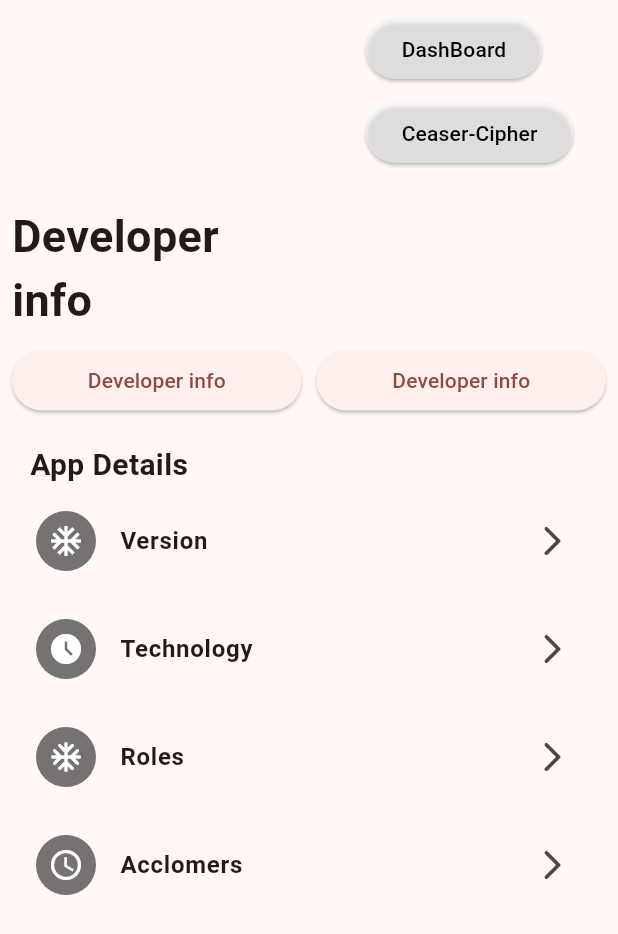
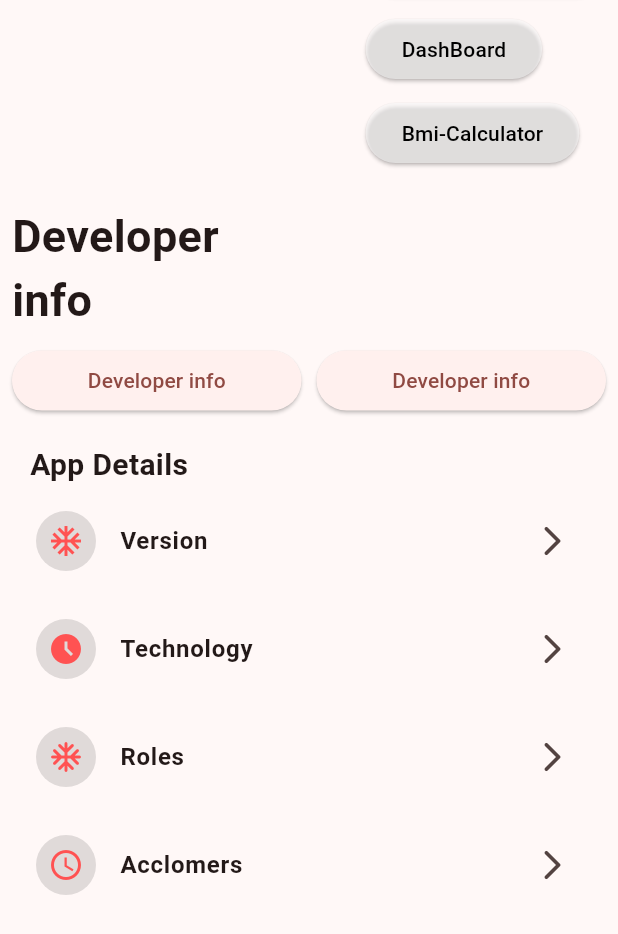
Before and after one commit to mamunZcode/dart_app, a Flutter app: the NewDeveloper screen opened by its route, on a phone screen of 412 x 824 dp, the part 302-1236 px from its top. Run offline on Flutter 3.47's test engine with Material 3 defaults, Android fonts, the phone set to English and light mode, and no system bars; our stand-ins replace settings_ui, shared_preferences; missing offline and left inert: flutter_highlighter; accounts and stored records are empty; Roboto replaces fonts that are missing (comic).

Commit message:
New Developer ScreenAdd

```diff
--- a/lib/screen/new_developer.dart
+++ b/lib/screen/new_developer.dart
@@ -1,11 +1,15 @@
-import 'dart:ui';
+import 'package:flutter/material.dart';
+import 'package:url_launcher/link.dart';
 
-import 'package:flutter/material.dart';
-
-class NewDeveloper extends StatelessWidget {
+class NewDeveloper extends StatefulWidget {
   static const id = 'New_Developer_Screen';
   const NewDeveloper({super.key});
 
+  @override
+  State<NewDeveloper> createState() => _NewDeveloperState();
+}
+
+class _NewDeveloperState extends State<NewDeveloper> {
   @override
   Widget build(BuildContext context) {
     return Scaffold(
@@ -49,27 +53,70 @@ class NewDeveloper extends StatelessWidget {
                     ),
                     Padding(
                       padding: const EdgeInsets.only(bottom: 8.0, right: 8.0),
-                      child: ElevatedButton(onPressed: () {}, child: Text('C-LearningApp',style: TextStyle(color: Colors.black),),style: ButtonStyle(backgroundColor: MaterialStateProperty.all(Colors.white54,) ),),
+                      child: Link(
+                        target: LinkTarget.blank,
+                        uri: Uri.parse('https://c-app-eight.vercel.app/'),
+                        builder: (context, followLink) => ElevatedButton(
+                          onPressed: followLink,
+                          child: Text(
+                            'C-LearningApp',
+                            style: TextStyle(color: Colors.black),
+                          ),
+                          style: ButtonStyle(
+                              backgroundColor: MaterialStateProperty.all(
+                            Colors.white54,
+                          )),
+                        ),
+                      ),
                     ),
                     Padding(
                       padding: const EdgeInsets.only(bottom: 8.0, right: 8.0),
-                      child: ElevatedButton(onPressed: () {}, child: Text('Dart-LearningApp',
-                          style: TextStyle(color: Colors.black)),style: ButtonStyle(backgroundColor: MaterialStateProperty.all(Colors.white54,))),
+                      child: Link(
+                        target: LinkTarget.blank,
+                        uri: Uri.parse('https://play.google.com/store/apps/details?id=com.mbsoft.dart_app&hl=en'),
+                        builder: (context, followLink) => ElevatedButton(
+                            onPressed: followLink,
+                            child: Text('Dart-LearningApp', style: TextStyle(color: Colors.black)),
+                            style: ButtonStyle(
+                                backgroundColor: MaterialStateProperty.all(
+                              Colors.white54,
+                            ))),
+                      ),
                     ),
                     Padding(
                       padding: const EdgeInsets.only(bottom: 8.0, right: 8.0),
-                      child: ElevatedButton(onPressed: () {}, child: Text('DashBoard',style: TextStyle(color: Colors.black)),style: ButtonStyle(backgroundColor: MaterialStateProperty.all(Colors.white54,))),
+                      child: Link(
+                        target: LinkTarget.blank,
+                        uri: Uri.parse('https://firebase-dashboard-six.vercel.app/'),
+                        builder: (context, followLink) => ElevatedButton(
+                            onPressed: followLink,
+                            child: Text('DashBoard', style: TextStyle(color: Colors.black)),
+                            style: ButtonStyle(
+                                backgroundColor: MaterialStateProperty.all(
+                              Colors.white54,
+                            ))),
+                      ),
                     ),
                     Padding(
                       padding: const EdgeInsets.only(bottom: 8.0, right: 8.0),
-                      child: ElevatedButton(onPressed: () {}, child: Text('Ceaser-Cipher',style: TextStyle(color: Colors.black)),style: ButtonStyle(backgroundColor: MaterialStateProperty.all(Colors.white54,))),
+                      child: Link(
+                        target: LinkTarget.blank,
+                        uri: Uri.parse('https://bmi-flutter-app.vercel.app/'),
+                        builder: (context, followLink) => ElevatedButton(
+                            onPressed: followLink,
+                            child: Text('Bmi-Calculator', style: TextStyle(color: Colors.black)),
+                            style: ButtonStyle(
+                                backgroundColor: MaterialStateProperty.all(
+                              Colors.white54,
+                            ))),
+                      ),
                     ),
                   ],
                 )
               ],
             ),
             //Text on left developer info
-          const  Padding(
+            const Padding(
               padding: const EdgeInsets.only(top: 15.0, left: 8.0),
               child: Text(
                 'Developer \ninfo',
@@ -93,7 +140,7 @@ class NewDeveloper extends StatelessWidget {
             ),
             //App details on left
             const Padding(
-              padding:  EdgeInsets.only(left: 20.0, top: 10.0),
+              padding: EdgeInsets.only(left: 20.0, top: 10.0),
               child: Text(
                 'App Details',
                 style: TextStyle(fontSize: 20, fontWeight: FontWeight.bold),
@@ -103,7 +150,7 @@ class NewDeveloper extends StatelessWidget {
               mainText: 'Version',
               leadingIcon: Icon(
                 Icons.ac_unit,
-                color: Colors.white,
+                color: Colors.redAccent,
               ),
               trailingIcon: Icon(Icons.arrow_forward_ios_rounded),
             ),
@@ -111,58 +158,31 @@ class NewDeveloper extends StatelessWidget {
                 mainText: 'Technology',
                 leadingIcon: Icon(
                   Icons.access_time_filled_sharp,
-                  color: Colors.white,
+                  color: Colors.redAccent,
                 ),
                 trailingIcon: Icon(Icons.arrow_forward_ios_rounded)),
             const ItemElement(
                 mainText: 'Roles',
                 leadingIcon: Icon(
                   Icons.ac_unit_rounded,
-                  color: Colors.white,
+                  color: Colors.redAccent,
                 ),
                 trailingIcon: Icon(Icons.arrow_forward_ios_rounded)),
             const ItemElement(
                 mainText: 'Acclomers',
                 leadingIcon: Icon(
                   Icons.access_time,
-                  color: Colors.white,
+                  color: Colors.redAccent,
                 ),
                 trailingIcon: Icon(Icons.arrow_forward_ios_rounded)),
             const ItemElement(
                 mainText: 'Bidata',
                 leadingIcon: Icon(
                   Icons.adb_outlined,
-                  color: Colors.white,
+                  color: Colors.redAccent,
                 ),
                 trailingIcon: Icon(Icons.arrow_forward_ios_rounded)),
-           const ItemElement(
-                mainText: 'Bidata',
-                leadingIcon: Icon(
-                  Icons.adb_outlined,
-                  color: Colors.white,
-                ),
-                trailingIcon: Icon(Icons.arrow_forward_ios_rounded)),
-          const ItemElement(
-                mainText: 'Bidata',
-                leadingIcon: Icon(
-                  Icons.adb_outlined,
-                  color: Colors.white,
-                ),
-                trailingIcon: Icon(Icons.arrow_forward_ios_rounded)),
-           const ItemElement(
-                mainText: 'Bidata',
-                leadingIcon: Icon(
-                  Icons.adb_outlined,
-                  color: Colors.white,
-                ),
-                trailingIcon: Icon(Icons.arrow_forward_ios_rounded)),
-           const ItemElement(
-                mainText: 'Bidata',
-                leadingIcon: Icon(
-                  Icons.adb_outlined,
-                  color: Colors.white,
-                ),
-                trailingIcon: Icon(Icons.arrow_forward_ios_rounded)),
+
             //icon and text on card
           ],
         ),
@@ -183,12 +203,12 @@ class ItemElement extends StatelessWidget {
       padding: const EdgeInsets.all(8.0),
       child: ListTile(
         leading: CircleAvatar(
+          backgroundColor: Colors.black12,
           child: leadingIcon,
-          backgroundColor: Colors.black54,
         ),
         title: Text(
           mainText,
-          style: TextStyle(fontWeight: FontWeight.bold),
+          style:const TextStyle(fontWeight: FontWeight.bold),
         ),
         trailing: trailingIcon,
       ),
--- a/pubspec.yaml
+++ b/pubspec.yaml
@@ -17,6 +17,7 @@ dependencies:
   settings_ui: ^2.0.2
   choice: ^2.0.0
   shared_preferences: ^2.2.2
+  url_launcher: ^6.2.5
   flutter:
     sdk: flutter
 
```
Also changed, not shown: pubspec.lock, 1 other file. Lines whose indentation alone changed are shown as unchanged.
